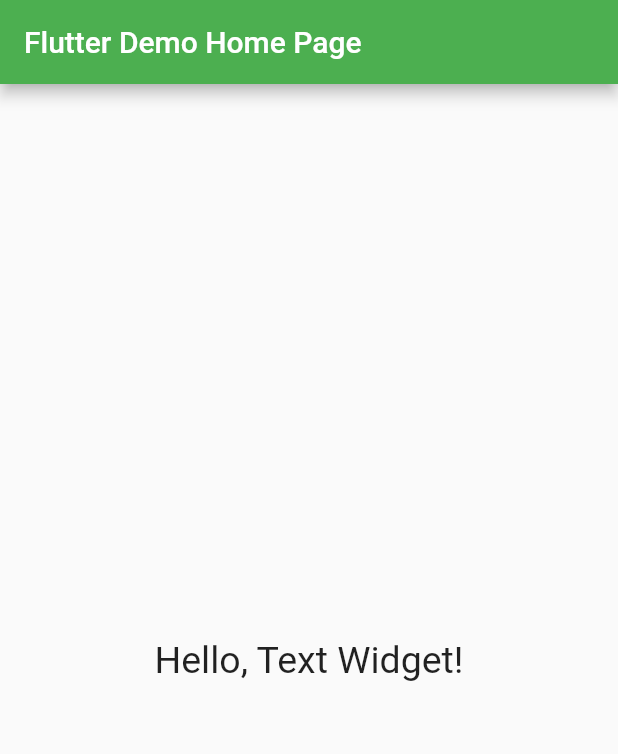
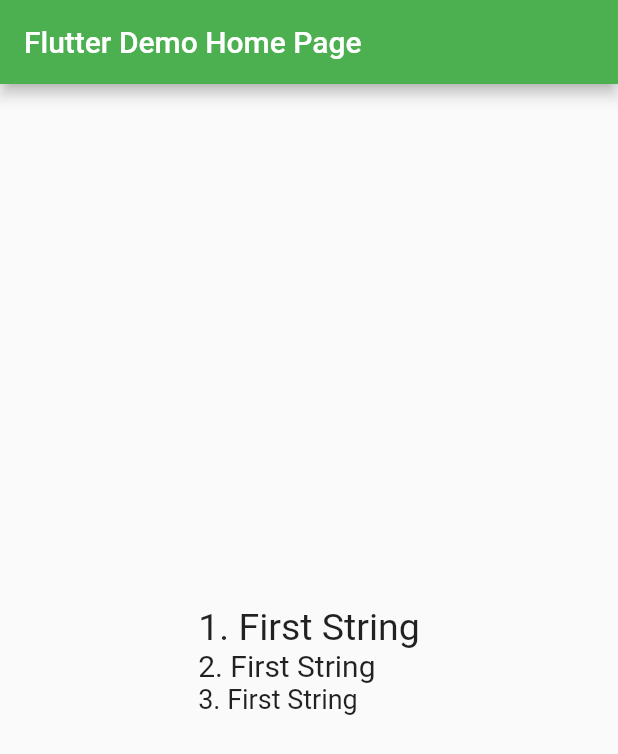
Before and after one commit to ireneeming/flutter_basic_01, a Flutter app: the screen it shows after launch, on a phone screen of 412 x 824 dp. Shown: the top 754 px of the screen. Run offline on Flutter 3.47's test engine with Material 2 defaults, Android fonts, the phone set to English and light mode, and no system bars; Roboto replaces fonts that are missing (Pretendard).

Commit message:
✨ : Column 과 Center 을 이용해 정렬해보기

```diff
--- a/lib/main.dart
+++ b/lib/main.dart
@@ -49,11 +49,19 @@ class MyHomePage extends StatelessWidget {
           ),
         ),
         body: Center(
-          child: Text('Hello, Text Widget!',
-              style: TextStyle(
-                  fontSize: 25,
-                  fontFamily: 'Pretendard',
-                  fontWeight: FontWeight.w400)),
+          // Column 자체를 가운데 정렬 시키고 싶으면 Center위젯을 사용하면 됨.
+          child: Column(
+            // column 자체를 화면상에서 정렬시키는 것이 아닌, Column 내의 children 위젯들을 정렬시키는 프로퍼티
+            mainAxisAlignment: MainAxisAlignment
+                .center, // Column 이 위에서 아래로 진행하기 때문에 main은 위에서 아래 방향
+            crossAxisAlignment:
+                CrossAxisAlignment.start, // cross 는 왼쪽에서 오른쪽으로 가는 방향
+            children: [
+              Text('1. First String', style: TextStyle(fontSize: 25)),
+              Text('2. First String', style: TextStyle(fontSize: 20)),
+              Text('3. First String', style: TextStyle(fontSize: 18)),
+            ],
+          ),
         ));
   }
 }
```
